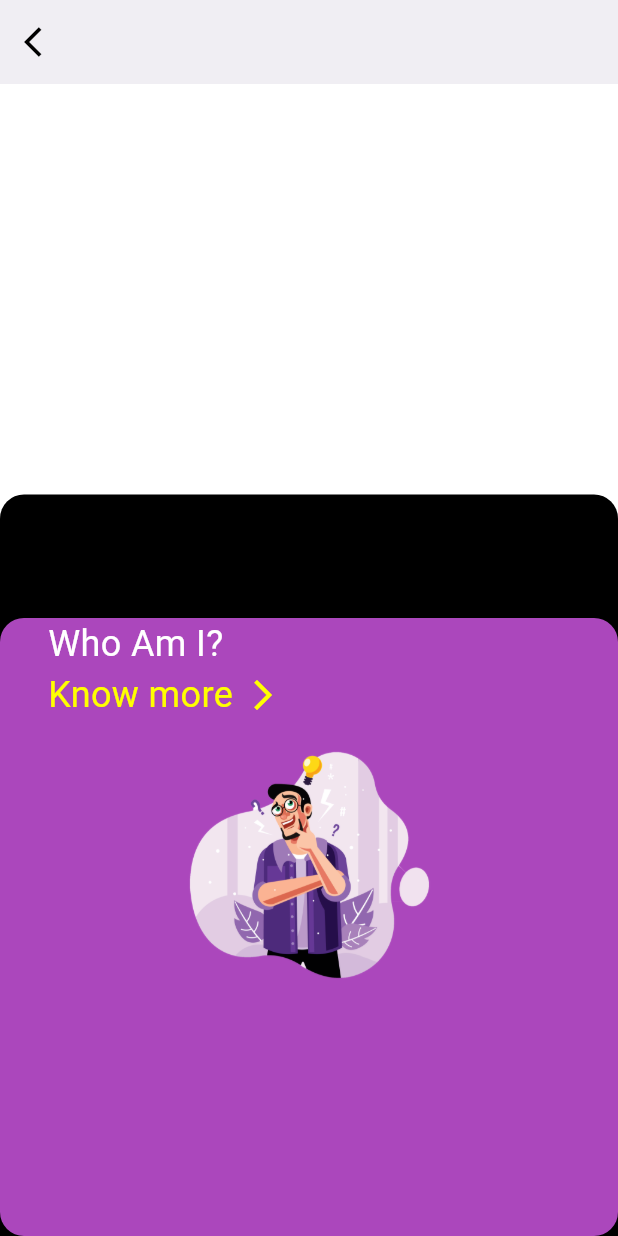
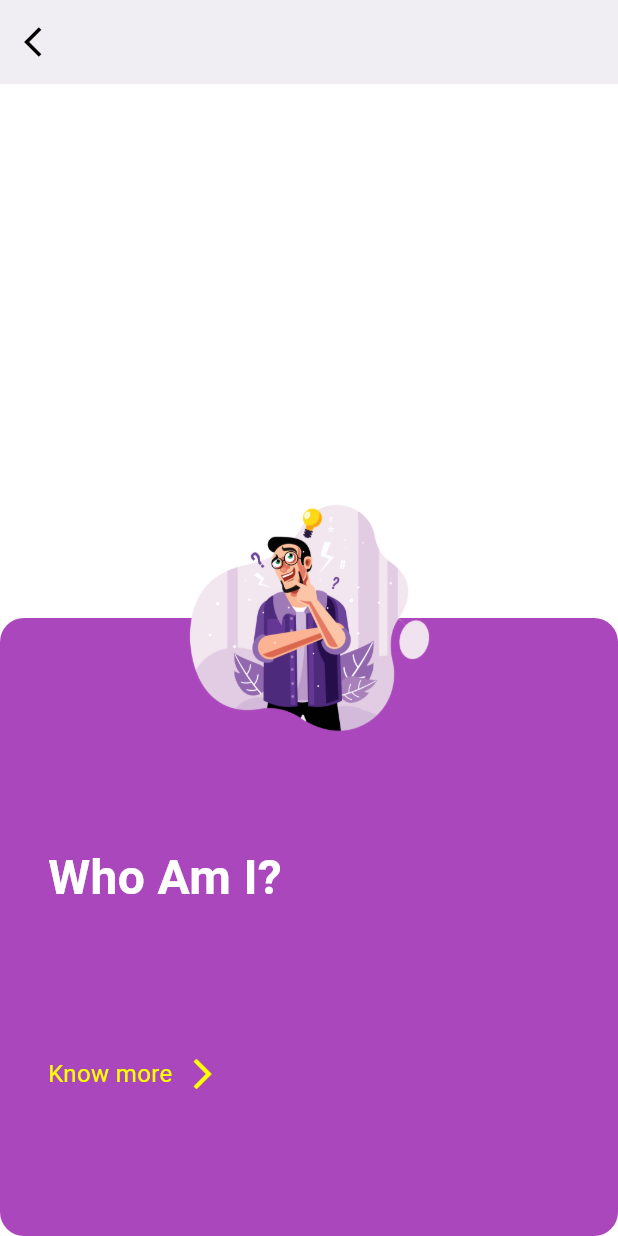
Before and after one commit to sanjayvramani/tbreeapp, a Flutter app: the ChallengesPage screen opened directly, on a phone screen of 412 x 824 dp. Run offline on Flutter 3.47's test engine with Material 3 defaults, Android fonts, the phone set to English and light mode, and no system bars; our stand-ins replace flutter_mobx, get_it, mobx, responsive_sizer; generated files the repository leaves out were written again.

Commit message:
changes done

```diff
--- a/lib/features/challenges/challenges_page.dart
+++ b/lib/features/challenges/challenges_page.dart
@@ -30,7 +30,7 @@ class ChallengesPage extends StatelessWidget {
                   topLeft: Radius.circular(16),
                   topRight: Radius.circular(16),
                 ),
-                color: Colors.black,
+               // color: Colors.black,
               ),
               child:  Stack(
                 children: [
@@ -47,22 +47,39 @@ class ChallengesPage extends StatelessWidget {
                             right: Radius.circular(16),
                           )
                         ),
-                        child: const Column(
+                        //child: const ,
+
+                      ),
+                    ),
+                  ),
+                  Align(
+                    alignment: AlignmentDirectional.topCenter,
+                    child: Image.asset('assets/image/demo-1.png',
+                    height: 20.h,
+                    width: 20.h,),
+                  ),
+                  const Align(
+                    alignment: Alignment.bottomCenter,
+                    child: Column(
+                            mainAxisSize: MainAxisSize.min,
                             children: [
                               Align(
                           alignment: Alignment.centerLeft,
                           child:  Padding(
                             padding: EdgeInsets.only(left:32.0),
-                          child: Text('Who Am I?',style: TextStyle(color: Colors.white,fontSize: 24.0),),
+                            child: Text('Who Am I?',style: TextStyle(color: Colors.white,fontSize: 32.0,
+                            fontWeight: FontWeight.w600),),
                           ),
                                                 ),
+                                                 SizedBox(height: 96.0,),
+
                                                 Align(
                           alignment: Alignment.bottomLeft,
                           child:  Padding(
-                          padding: EdgeInsets.only(bottom: 32.0,left: 32.0),
+                            padding: EdgeInsets.only(bottom: 96.0,left: 32.0),
                             child: Row(
                               children: [
-                              Text('Know more',style: TextStyle(color: Colors.yellowAccent,fontSize: 24.0),),
+                                Text('Know more',style: TextStyle(color: Colors.yellowAccent,fontSize: 16.0),),
                                 SizedBox(width: 8.0,),
                                 Icon(Icons.arrow_forward_ios,color: Colors.yellowAccent)
                               ],
@@ -70,16 +87,8 @@ class ChallengesPage extends StatelessWidget {
                           ),
                                                 )
                             ],
-                        ),
-                      ),
-                    ),
-                  ),
-                  Align(
-                    alignment: AlignmentDirectional.center,
-                    child: Image.asset('assets/image/demo-1.png',
-                    height: 20.h,
-                    width: 20.h,),
-                  ),
+                          )
+                  )
                 ],
               ),
 
--- a/lib/features/dashboard/dashboard_page.dart
+++ b/lib/features/dashboard/dashboard_page.dart
@@ -9,6 +9,7 @@ import 'package:tbreeapp/features/support_page/support_page.dart';
 import 'package:tbreeapp/services/navigator_service.dart';
 
 import '../../services/locator_service.dart';
+import '../challenges/challenges_page.dart';
 import 'model/dashboard_section_item_model.dart';
 
 class DashboardPage extends StatefulWidget {
@@ -218,7 +219,7 @@ class _DashboardPageState extends State<DashboardPage> {
         onTap: (index){
           if(index==4)
           {
-            locator<NavigatorService>().navigatePush(widget: const SettingPage());
+            locator<NavigatorService>().navigatePush(widget: const ChallengesPage());
           }
           else if(index==3)
           {
@@ -243,7 +244,7 @@ class _DashboardPageState extends State<DashboardPage> {
           BottomNavigationBarItem(icon: Icon(Icons.search), label: 'Search'),
           BottomNavigationBarItem(icon: Icon(Icons.person), label: 'Profile'),
           BottomNavigationBarItem(icon: Icon(Icons.settings), label: 'Setting'),
-          BottomNavigationBarItem(icon: Icon(Icons.monetization_on_sharp), label: 'Rewards'),
+          BottomNavigationBarItem(icon: Icon(Icons.monetization_on_sharp), label: 'Challenge'),
 
         ],
       ),
--- a/lib/features/gifts/widget/gift_widget.dart
+++ b/lib/features/gifts/widget/gift_widget.dart
@@ -12,7 +12,7 @@ class GiftWidget extends StatelessWidget {
   Widget build(BuildContext context) {
     return GestureDetector(
       onTap: (){
-        locator<NavigatorService>().navigatePush(widget: GiftIntroPage(backgroundColor: model.backgroundColor));
+        locator<NavigatorService>().navigatePush(widget: GiftIntroPage(model: model,));
       },
       child: Padding(
         padding: const EdgeInsets.only(bottom:  32.0),
--- a/lib/features/support_page/mobx/support_page_mobx.dart
+++ b/lib/features/support_page/mobx/support_page_mobx.dart
@@ -11,5 +11,5 @@ class  SupportPageMobx = _SupportPageMobx with _$SupportPageMobx;
 abstract class _SupportPageMobx with Store
 {
   @observable
-  int supportsectionindex = 0;
+  int supportsectionindex = 1;
 }
--- a/lib/features/support_page/support_section_one_widget.dart
+++ b/lib/features/support_page/support_section_one_widget.dart
@@ -55,7 +55,7 @@ class _SupportSectionOneWidgetState extends State<SupportSectionOneWidget> {
           height: 96.0,
         ),
         Padding(
-          padding: const EdgeInsets.symmetric(horizontal: 64.0),
+          padding: const EdgeInsets.symmetric(horizontal: 32.0),
           child: Column(
             crossAxisAlignment: CrossAxisAlignment.start,
             children: [
@@ -72,14 +72,14 @@ class _SupportSectionOneWidgetState extends State<SupportSectionOneWidget> {
               const SizedBox(
                 height: 16.0,
               ),
-              SectionItemWidget(title: 'A. Handover Team', onTap: () {
+              SectionItemWidget(title: 'B. Handover Team', onTap: () {
                 _goToNextWidget();
               }),
               const SizedBox(
                 height: 16.0,
               ),
               SectionItemWidget(
-                  title: 'A. Property Management Team', onTap: () {
+                  title: 'C. Property Management Team', onTap: () {
                     _goToNextWidget();
                   }),
               const SizedBox(
--- a/lib/features/support_page/support_section_two_widget.dart
+++ b/lib/features/support_page/support_section_two_widget.dart
@@ -54,7 +54,7 @@ class _SupportSectionTwoWidgetState extends State<SupportSectionTwoWidget> {
           height: 96.0,
         ),
         Padding(
-          padding: const EdgeInsets.symmetric(horizontal: 64.0),
+          padding: const EdgeInsets.symmetric(horizontal: 32.0),
           child: Column(
             crossAxisAlignment: CrossAxisAlignment.start,
             children: [
@@ -77,7 +77,7 @@ class _SupportSectionTwoWidgetState extends State<SupportSectionTwoWidget> {
               const SizedBox(
                 height: 16.0,
               ),
-              SectionItemWidget(title: 'A. I want help with legal documents', onTap: () {
+              SectionItemWidget(title: 'C. I want help with legal documents', onTap: () {
                 _openSupportChatPage();
               }),
               const SizedBox(
```
Also changed, not shown: lib/features/gifts/gift_intro_page.dart (+17 -5 lines), lib/features/support_page/support_page.dart (+6 -5 lines). Lines whose indentation alone changed are shown as unchanged.
